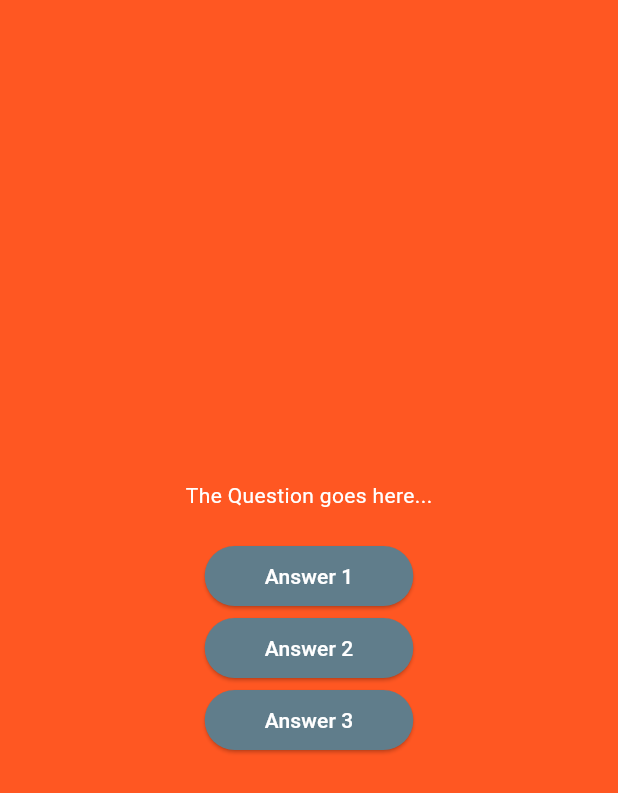
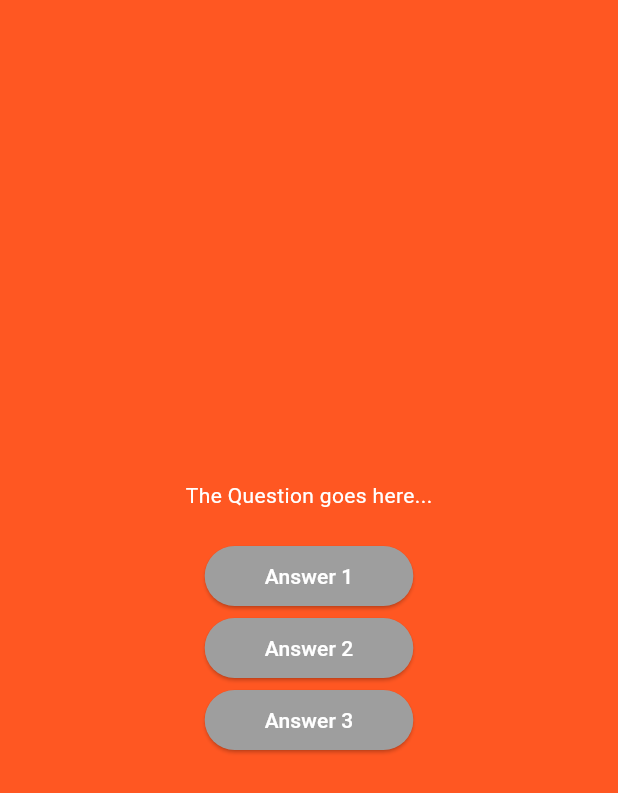
Before and after one commit to a-anuj/flutter-projects, a Flutter app: the screen it shows after launch, after a tap on "Start Quiz", on a phone screen of 412 x 824 dp. Shown: the top 793 px of the screen. Run offline on Flutter 3.47's test engine with Material 3 defaults, Android fonts, the phone set to English and light mode, and no system bars.

Commit message:
color change

```diff
--- a/quiz_app/lib/answer_button.dart
+++ b/quiz_app/lib/answer_button.dart
@@ -20,7 +20,7 @@ class AnswerButton extends StatelessWidget{
               vertical: 10,
               horizontal: 40,
             ),
-            backgroundColor: Colors.blueGrey,
+            backgroundColor: Colors.grey,
             foregroundColor: Colors.white
           ),
           child: Text(answerText)
```
